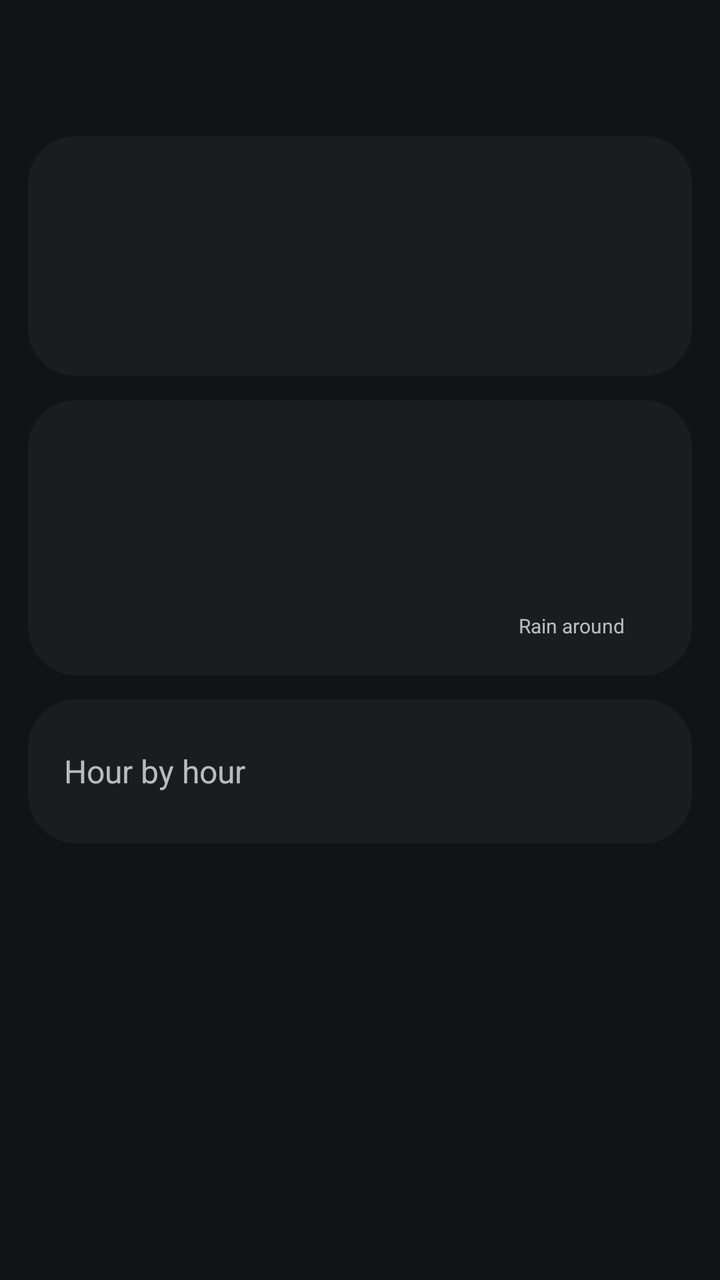
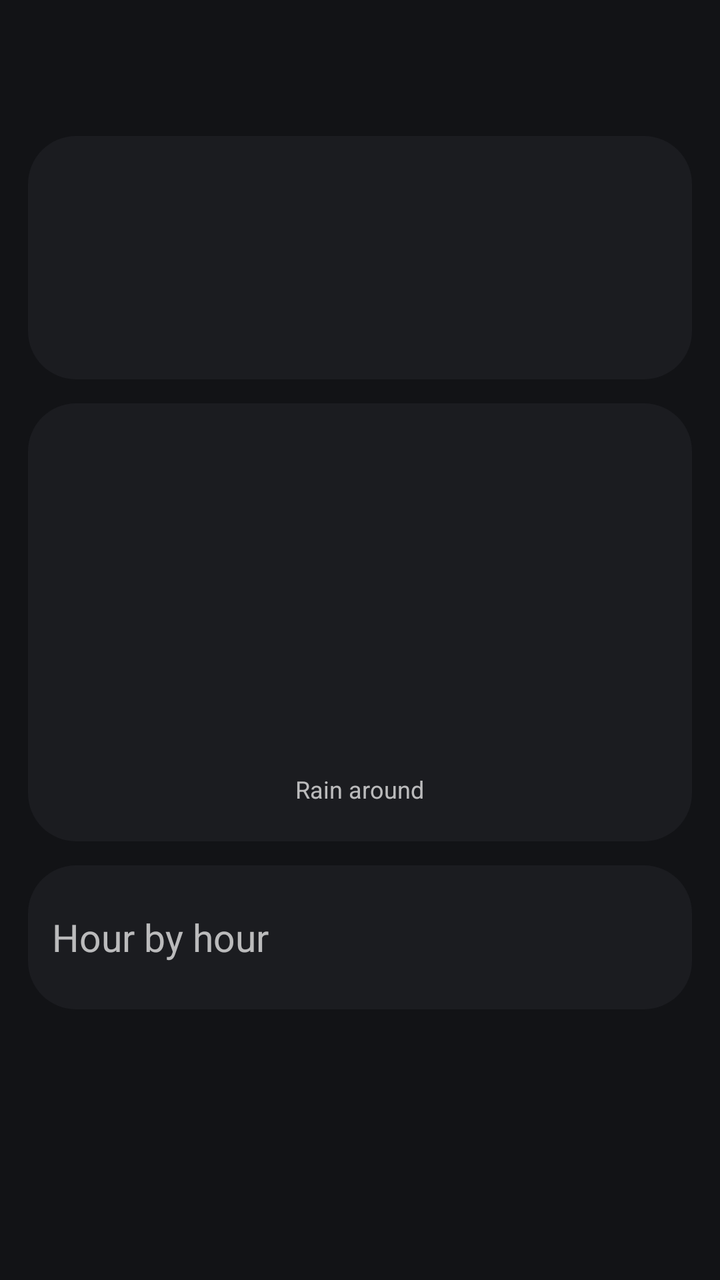

Two renders of the same Android screen: before a commit and after it. Below are the layout's source before the change and the commit's diff.
<!-- AndroidManifest.xml: application theme Theme.SunW -->
<!-- res/layout/activity_weather_day.xml -->
<?xml version="1.0" encoding="utf-8"?>
<ScrollView xmlns:android="http://schemas.android.com/apk/res/android"
    android:id="@+id/day_page"
    android:layout_width="match_parent"
    android:layout_height="match_parent"
    android:fitsSystemWindows="true">

    <LinearLayout
        android:layout_width="match_parent"
        android:layout_height="wrap_content"
        android:orientation="vertical"
        android:paddingBottom="24dp">

        <TextView
            android:id="@+id/day_back"
            android:layout_width="wrap_content"
            android:layout_height="56dp"
            android:layout_marginStart="12dp"
            android:background="?android:attr/selectableItemBackground"
            android:ellipsize="end"
            android:gravity="center_vertical"
            android:maxLines="1"
            android:paddingHorizontal="10dp"
            android:textSize="20sp" />

        <HorizontalScrollView
            android:id="@+id/day_tabs_scroll"
            android:layout_width="match_parent"
            android:layout_height="wrap_content"
            android:paddingHorizontal="10dp"
            android:scrollbars="none">

            <LinearLayout
                android:id="@+id/day_tabs"
                android:layout_width="wrap_content"
                android:layout_height="wrap_content"
                android:orientation="horizontal" />
        </HorizontalScrollView>

        <LinearLayout
            android:id="@+id/day_hero"
            android:layout_width="match_parent"
            android:layout_height="wrap_content"
            android:layout_marginHorizontal="14dp"
            android:layout_marginTop="12dp"
            android:background="@drawable/card_background"
            android:gravity="center_vertical"
            android:orientation="horizontal"
            android:padding="18dp">

            <ImageView
                android:id="@+id/day_icon"
                android:layout_width="84dp"
                android:layout_height="84dp"
                android:layout_marginEnd="12dp"
                android:importantForAccessibility="no" />

            <LinearLayout
                android:layout_width="0dp"
                android:layout_height="wrap_content"
                android:layout_weight="1"
                android:orientation="vertical">

                <TextView
                    android:id="@+id/day_title"
                    android:layout_width="wrap_content"
                    android:layout_height="wrap_content"
                    android:fontFamily="sans-serif-light"
                    android:textSize="22sp" />

                <TextView
                    android:id="@+id/day_desc"
                    android:layout_width="wrap_content"
                    android:layout_height="wrap_content"
                    android:layout_marginTop="4dp"
                    android:textSize="15sp" />

                <TextView
                    android:id="@+id/day_sub"
                    android:layout_width="wrap_content"
                    android:layout_height="wrap_content"
                    android:layout_marginTop="2dp"
                    android:textSize="12sp" />
            </LinearLayout>

            <LinearLayout
                android:id="@+id/day_pills"
                android:layout_width="wrap_content"
                android:layout_height="wrap_content"
                android:orientation="vertical" />
        </LinearLayout>

        <LinearLayout
            android:id="@+id/day_info_card"
            android:layout_width="match_parent"
            android:layout_height="wrap_content"
            android:layout_marginHorizontal="14dp"
            android:layout_marginTop="12dp"
            android:background="@drawable/card_background"
            android:gravity="center_vertical"
            android:orientation="horizontal"
            android:padding="18dp">

            <TextView
                android:id="@+id/day_info"
                android:layout_width="0dp"
                android:layout_height="wrap_content"
                android:layout_weight="1"
                android:lineSpacingExtra="6dp"
                android:textSize="14sp" />

            
            <LinearLayout
                android:id="@+id/day_rainspot_box"
                android:layout_width="wrap_content"
                android:layout_height="wrap_content"
                android:layout_marginStart="12dp"
                android:gravity="center_horizontal"
                android:orientation="vertical">

                <ImageView
                    android:id="@+id/day_rainspot"
                    android:layout_width="84dp"
                    android:layout_height="84dp"
                    android:contentDescription="@string/rainspot_label" />

                <TextView
                    android:id="@+id/day_rainspot_label"
                    android:layout_width="wrap_content"
                    android:layout_height="wrap_content"
                    android:layout_marginTop="4dp"
                    android:text="@string/rainspot_label"
                    android:textSize="10sp" />
            </LinearLayout>
        </LinearLayout>

        <LinearLayout
            android:id="@+id/day_hourly_card"
            android:layout_width="match_parent"
            android:layout_height="wrap_content"
            android:layout_marginHorizontal="14dp"
            android:layout_marginTop="12dp"
            android:background="@drawable/card_background"
            android:orientation="vertical"
            android:padding="18dp">

            <LinearLayout
                android:layout_width="match_parent"
                android:layout_height="wrap_content"
                android:gravity="center_vertical"
                android:orientation="horizontal">

                <TextView
                    android:id="@+id/day_hourly_title"
                    android:layout_width="0dp"
                    android:layout_height="wrap_content"
                    android:layout_weight="1"
                    android:text="@string/detail_hourly"
                    android:textSize="16sp" />

                <TextView
                    android:id="@+id/day_step"
                    android:layout_width="wrap_content"
                    android:layout_height="36dp"
                    android:background="?android:attr/selectableItemBackground"
                    android:gravity="center"
                    android:paddingHorizontal="10dp"
                    android:textSize="13sp" />
            </LinearLayout>

            <LinearLayout
                android:id="@+id/day_hours"
                android:layout_width="match_parent"
                android:layout_height="wrap_content"
                android:orientation="vertical" />
        </LinearLayout>

        <TextView
            android:id="@+id/day_status"
            android:layout_width="match_parent"
            android:layout_height="wrap_content"
            android:layout_marginTop="12dp"
            android:gravity="center_horizontal"
            android:paddingHorizontal="22dp"
            android:textSize="11sp" />
    </LinearLayout>
</ScrollView>
<!-- resources referenced by this layout -->
<resources>
  <!-- drawable card_background (drawable) -->
  <?xml version="1.0" encoding="utf-8"?>
  <shape xmlns:android="http://schemas.android.com/apk/res/android" android:shape="rectangle">
      <corners android:radius="24dp" />
      <solid android:color="#FF1B1C20" />
  </shape>
  <string name="detail_hourly">Hour by hour</string>
  <string name="rainspot_label">Rain around</string>
  <style name="Theme.SunW" parent="android:Theme.Material.NoActionBar">
          <item name="android:colorAccent">#FFB547</item>
          <item name="android:windowBackground">@color/page_background</item>
      </style>
  <color name="page_background">#121316</color>
</resources>

<!-- the commit's change to res/layout/activity_weather_day.xml (unified diff, before → after) -->
@@ -21,7 +21,7 @@
             android:gravity="center_vertical"
             android:maxLines="1"
             android:paddingHorizontal="10dp"
-            android:textSize="20sp" />
+            android:textSize="24sp" />
 
         <HorizontalScrollView
             android:id="@+id/day_tabs_scroll"
@@ -66,21 +66,21 @@
                     android:layout_width="wrap_content"
                     android:layout_height="wrap_content"
                     android:fontFamily="sans-serif-light"
-                    android:textSize="22sp" />
+                    android:textSize="26.5sp" />
 
                 <TextView
                     android:id="@+id/day_desc"
                     android:layout_width="wrap_content"
                     android:layout_height="wrap_content"
                     android:layout_marginTop="4dp"
-                    android:textSize="15sp" />
+                    android:textSize="18sp" />
 
                 <TextView
                     android:id="@+id/day_sub"
                     android:layout_width="wrap_content"
                     android:layout_height="wrap_content"
                     android:layout_marginTop="2dp"
-                    android:textSize="12sp" />
+                    android:textSize="14.5sp" />
             </LinearLayout>
 
             <LinearLayout
@@ -97,31 +97,31 @@
             android:layout_marginHorizontal="14dp"
             android:layout_marginTop="12dp"
             android:background="@drawable/card_background"
-            android:gravity="center_vertical"
-            android:orientation="horizontal"
+            android:orientation="vertical"
             android:padding="18dp">
 
+            
             <TextView
                 android:id="@+id/day_info"
-                android:layout_width="0dp"
+                android:layout_width="match_parent"
                 android:layout_height="wrap_content"
-                android:layout_weight="1"
                 android:lineSpacingExtra="6dp"
-                android:textSize="14sp" />
+                android:textSize="17sp" />
 
             
             <LinearLayout
                 android:id="@+id/day_rainspot_box"
                 android:layout_width="wrap_content"
                 android:layout_height="wrap_content"
-                android:layout_marginStart="12dp"
+                android:layout_gravity="center_horizontal"
+                android:layout_marginTop="14dp"
                 android:gravity="center_horizontal"
                 android:orientation="vertical">
 
                 <ImageView
                     android:id="@+id/day_rainspot"
-                    android:layout_width="84dp"
-                    android:layout_height="84dp"
+                    android:layout_width="126dp"
+                    android:layout_height="126dp"
                     android:contentDescription="@string/rainspot_label" />
 
                 <TextView
@@ -130,7 +130,7 @@
                     android:layout_height="wrap_content"
                     android:layout_marginTop="4dp"
                     android:text="@string/rainspot_label"
-                    android:textSize="10sp" />
+                    android:textSize="12sp" />
             </LinearLayout>
         </LinearLayout>
 
@@ -142,7 +142,8 @@
             android:layout_marginTop="12dp"
             android:background="@drawable/card_background"
             android:orientation="vertical"
-            android:padding="18dp">
+            android:paddingHorizontal="12dp"
+            android:paddingVertical="18dp">
 
             <LinearLayout
                 android:layout_width="match_parent"
@@ -156,7 +157,7 @@
                     android:layout_height="wrap_content"
                     android:layout_weight="1"
                     android:text="@string/detail_hourly"
-                    android:textSize="16sp" />
+                    android:textSize="19sp" />
 
                 <TextView
                     android:id="@+id/day_step"
@@ -165,7 +166,7 @@
                     android:background="?android:attr/selectableItemBackground"
                     android:gravity="center"
                     android:paddingHorizontal="10dp"
-                    android:textSize="13sp" />
+                    android:textSize="15.5sp" />
             </LinearLayout>
 
             <LinearLayout
@@ -182,6 +183,6 @@
             android:layout_marginTop="12dp"
             android:gravity="center_horizontal"
             android:paddingHorizontal="22dp"
-            android:textSize="11sp" />
+            android:textSize="13sp" />
     </LinearLayout>
 </ScrollView>
